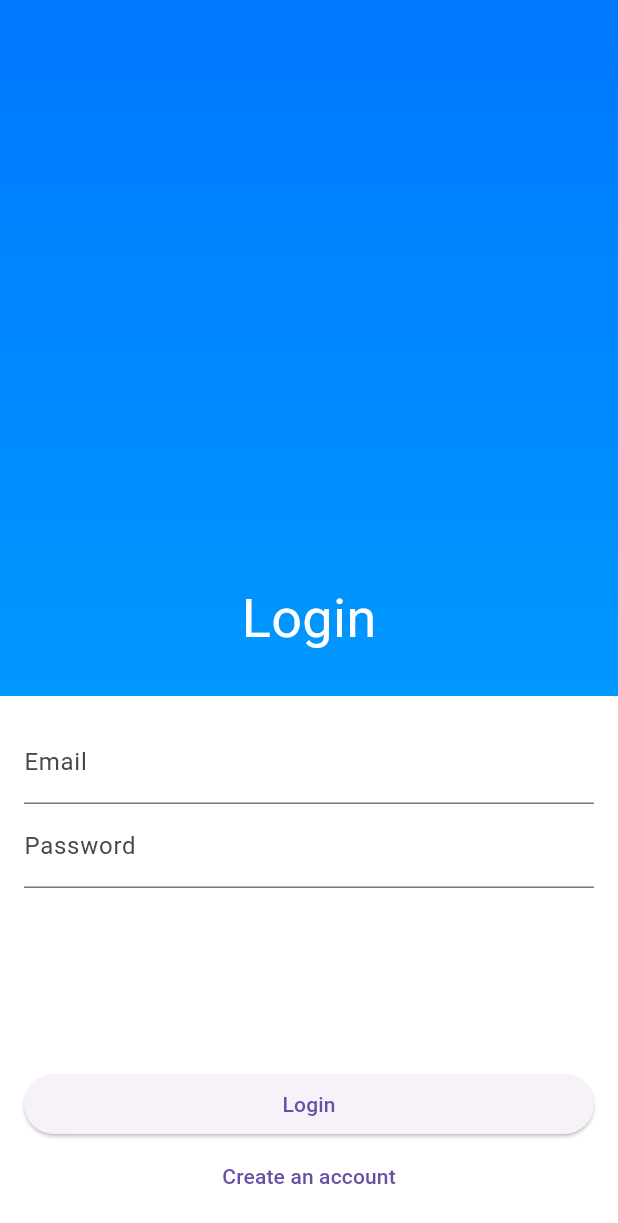
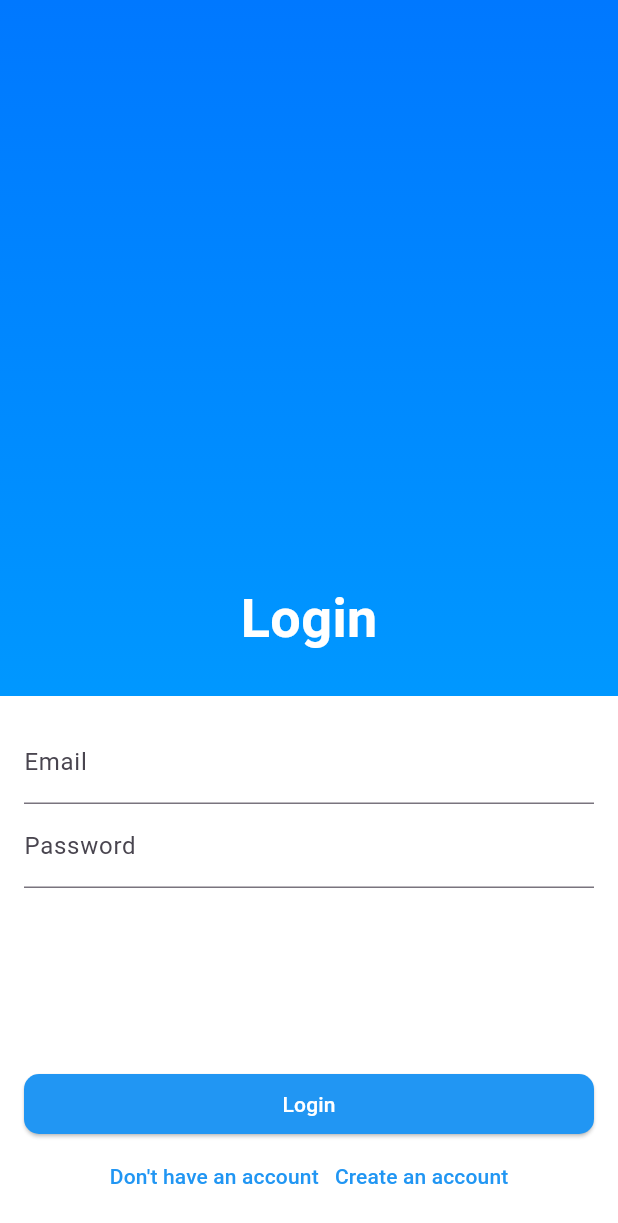
Before and after one commit to aweeff/bookingApp, a Flutter app: the screen it shows after launch, on a phone screen of 412 x 824 dp. Shown: the top 1223 px of the screen. Run offline on Flutter 3.47's test engine with Material 3 defaults, Android fonts, the phone set to English and light mode, and no system bars; our stand-ins replace firebase_core; accounts and stored records are empty.

Commit message:
commit crime

```diff
--- a/lib/logReg page/login.dart
+++ b/lib/logReg page/login.dart
@@ -2,6 +2,7 @@ import 'dart:ui';
 
 import 'package:flutter/cupertino.dart';
 import 'package:flutter/material.dart';
+import 'package:flutter/painting.dart';
 import 'package:project1/logReg page/registration.dart';
 import 'package:project1/main.dart';
 import 'package:project1/home_pages/home_page.dart';
@@ -36,6 +37,7 @@ class LoginPage extends StatelessWidget {
                     style: TextStyle(
                       color: Colors.white,
                       fontSize: 36,
+                      fontWeight: FontWeight.bold
                     )
                   ),
                 ],
@@ -69,9 +71,10 @@ class _LoginFormState extends State<LoginForm> {
   final _formKey = GlobalKey<FormState>();
   String _email = '';
   String _password = '';
-
+  String a = 'Don`t have an accound';
   @override
   Widget build(BuildContext context) {
+    String a = "Don't have an account";
     return Padding(
       padding: EdgeInsets.all(16.0),
       child: Form(
@@ -103,6 +106,12 @@ class _LoginFormState extends State<LoginForm> {
             ),
             const SizedBox(height: 120),
             ElevatedButton(
+              style: ElevatedButton.styleFrom(
+                backgroundColor: Colors.blue,
+                shape: RoundedRectangleBorder(
+                  borderRadius: BorderRadius.circular(10)
+                )
+              ),
               onPressed: () {
                 if (_formKey.currentState!.validate()) {
                   _formKey.currentState!.save();
@@ -112,16 +121,27 @@ class _LoginFormState extends State<LoginForm> {
                   );
                 }
               },
-              child: const Text('Login'),
+              child: const Text(
+                  'Login',
+                style: TextStyle(
+                  color: Colors.white,
+                )
+              ),
             ),
             TextButton(
               onPressed: () {
-                Navigator.push(
+                  Navigator.push(
                   context,
                   MaterialPageRoute(builder: (context) => RegisterPage()),
                 );
               },
-              child: const Text('Create an account'),
+
+              child: Text(
+                '${a}   Create an account',
+                      style: const TextStyle(
+                        color: Colors.blue,
+                      ),
+              ),
             ),
           ],
         ),
@@ -129,3 +149,4 @@ class _LoginFormState extends State<LoginForm> {
     );
   }
 }
+//
```
Also changed, not shown: lib/logReg page/registration.dart (+14 -1 lines).
